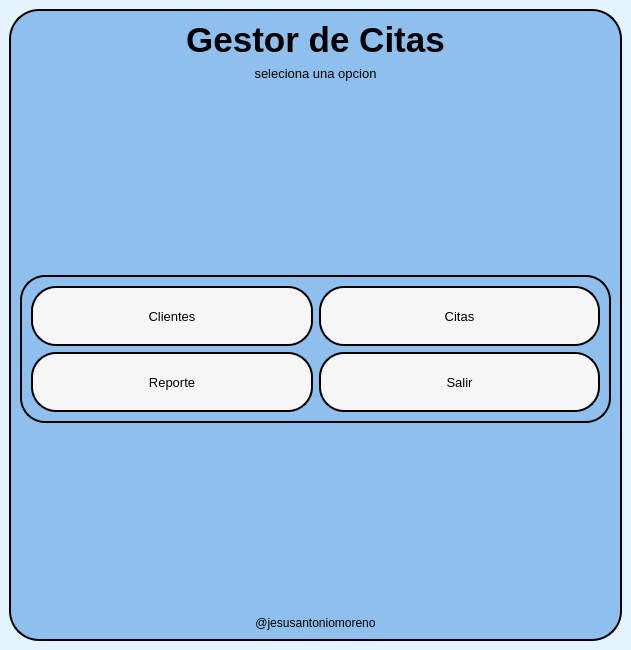
This is ui/dashboard.ui in jesusantoniomorenorenova-spec/GestorDeCitas as Qt 5 draws it before an edit. The edited form follows.
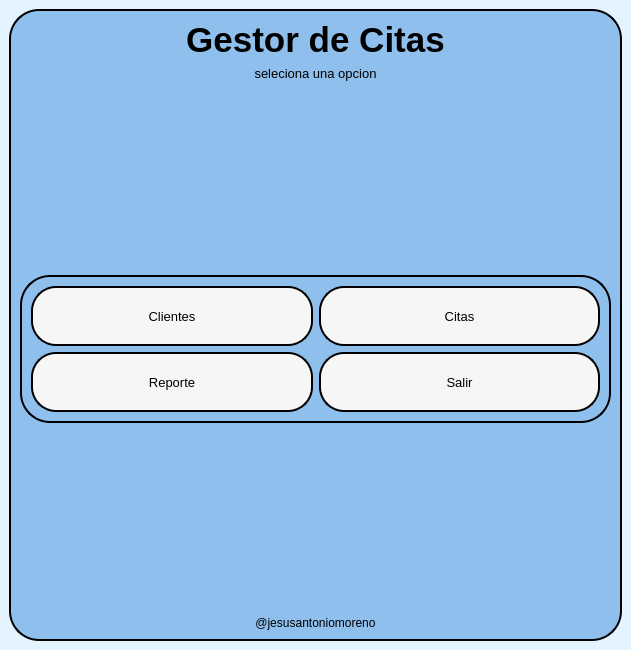
This is the edited form.

Commit message: probandoponer todoloelestiloen el QMain

What changed in the file:
```diff
--- a/ui/dashboard.ui
+++ b/ui/dashboard.ui
@@ -14,23 +14,50 @@
    <string>MainWindow</string>
   </property>
   <property name="styleSheet">
-   <string notr="true">
-Background-color:#E4F4FF;
+   <string notr="true">/*fondo*/
+QMainWindow{
+background-color: #E4F4FF;
+}
+/*frame*/
+QFrame{
+border:2px solid black;
+border-radius: 30px;
+background-color: #8fbfec;
+}
 
+/*label*/
+QLabel{
+border:none;
+color:#black;
+}
 
-</string>
+/*botones*/
+QPushButton{
+background-color: #f6f6f6;
+border: 2px solid black;
+border-radius: 25px;
+padding: 8px 14px;
+}
+
+/*hover:cuando paso el maus*/
+QpushButton:hover{
+background-color: white;
+color: black;
+border: 2px solid #1b4f72;
+}
+
+/*presionado*/
+QPushButton:pressed{
+background-color: white;
+color:black;
+}</string>
   </property>
   <widget class="QWidget" name="centralwidget">
    <layout class="QVBoxLayout" name="verticalLayout">
     <item>
      <widget class="QFrame" name="frame">
       <property name="styleSheet">
-       <string notr="true">QFrame{
-border: 2px solid black;
-border-radius: 30px;
-Background-color:#8fbfec;
-}
-</string>
+       <string notr="true"/>
       </property>
       <property name="frameShape">
        <enum>QFrame::StyledPanel</enum>
@@ -93,9 +120,7 @@
        <item>
         <widget class="QFrame" name="frameBotones">
          <property name="styleSheet">
-          <string notr="true">border-radius: 25;
-border:2px solid black;
-</string>
+          <string notr="true"/>
          </property>
          <property name="frameShape">
           <enum>QFrame::StyledPanel</enum>
```
Left out of the diff: 73 changed lines with no effect on the pictures. The commit also changes 3 other files.
